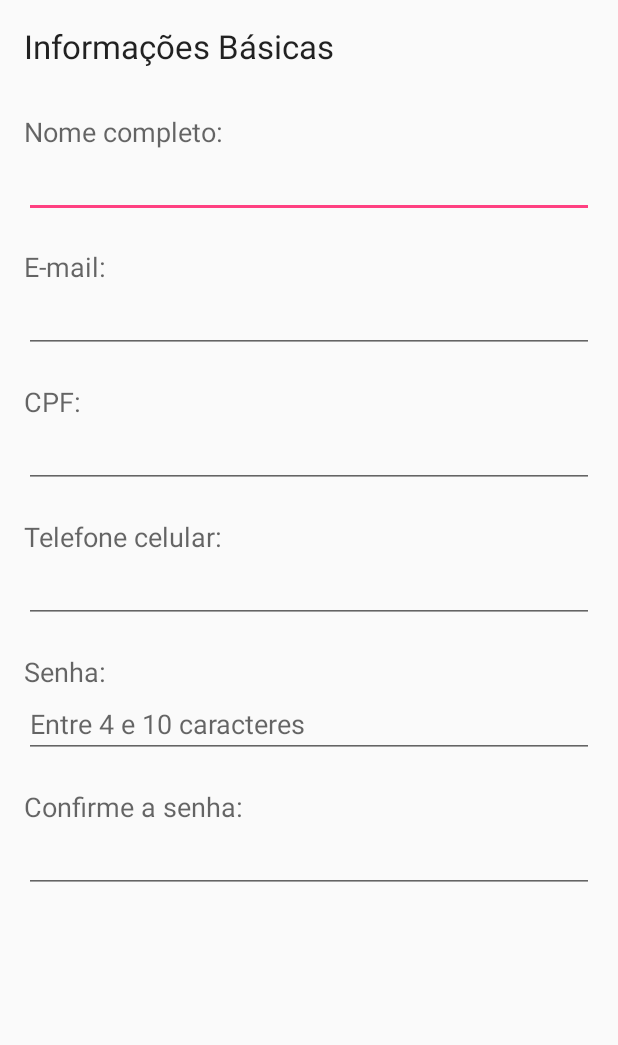
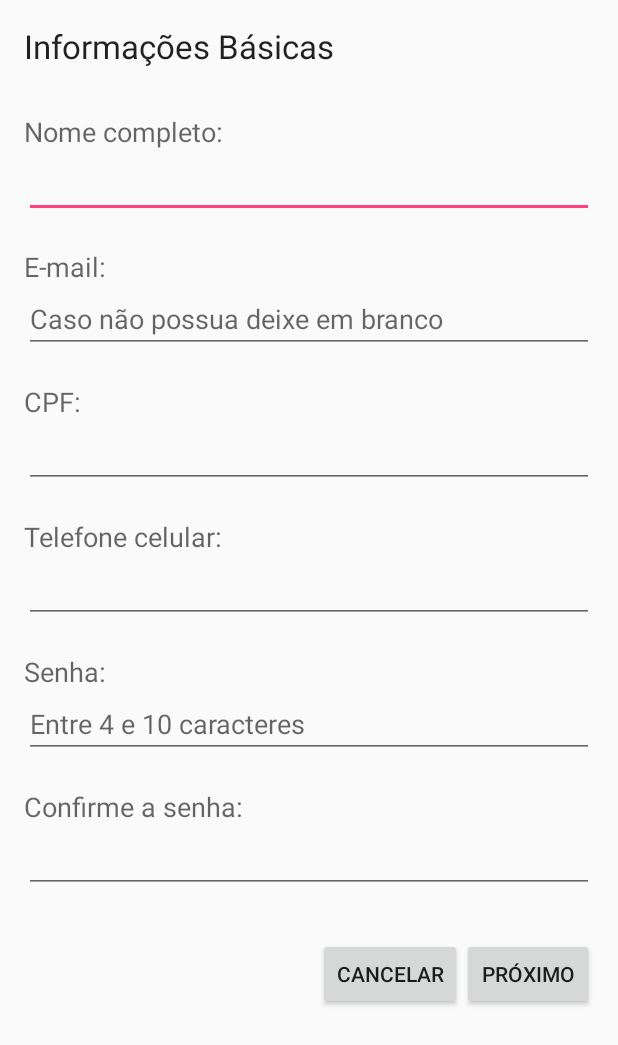
Before and after one commit to arthurguilher/QRCodeMarket, an Android app: the layout activity_cadastro.xml on its own in the app's theme, with its tools: preview values and no code run, on a phone screen of 412 x 824 dp. Shown: the top 1045 px of the screen. Run offline under Robolectric (Android 15) with nearby library versions, the phone set to English and light mode, and no system bars.

Commit message:
Tela de cadastro básico concluída

```diff
--- a/app/src/main/AndroidManifest.xml
+++ b/app/src/main/AndroidManifest.xml
@@ -24,6 +24,8 @@
         </activity>
         <activity android:name=".CadastroActivity" >
         </activity>
+        <activity android:name=".CadastroEndereco" >
+        </activity>
     </application>
 
 </manifest>
--- a/app/src/main/res/layout/activity_cadastro.xml
+++ b/app/src/main/res/layout/activity_cadastro.xml
@@ -55,6 +55,7 @@
             android:id="@+id/campoEmail"
             android:layout_width="match_parent"
             android:layout_height="wrap_content"
+            android:hint="Caso não possua deixe em branco"
             android:inputType="textEmailAddress"
             android:maxLines="1"
             android:singleLine="true" />
@@ -103,10 +104,10 @@
             android:id="@+id/campoSenha"
             android:layout_width="match_parent"
             android:layout_height="wrap_content"
+            android:hint="Entre 4 e 10 caracteres"
             android:inputType="textPassword"
             android:maxLines="1"
-            android:singleLine="true"
-            android:hint="Entre 4 e 10 caracteres"/>
+            android:singleLine="true" />
 
         <TextView
             android:id="@+id/textSenha2"
@@ -124,5 +125,26 @@
             android:maxLines="1"
             android:singleLine="true" />
 
+        <TableRow
+            android:layout_width="wrap_content"
+            android:layout_height="wrap_content"
+            android:layout_marginTop="30dp"
+            android:layout_gravity="right">
+
+            <Button
+                android:id="@+id/botaoCancelar"
+                android:layout_width="wrap_content"
+                android:layout_height="wrap_content"
+                android:layout_gravity="left"
+                android:text="Cancelar"
+                />
+
+            <Button
+                android:id="@+id/botaoProximo"
+                android:layout_width="wrap_content"
+                android:layout_height="wrap_content"
+                android:layout_gravity="right"
+                android:text="Próximo" />
+        </TableRow>
     </LinearLayout>
 </LinearLayout>
```
Also changed, not shown: app/src/main/java/com/example/arthur/qrcodemarket/CadastroActivity.java (+91 -3 lines), app/src/main/java/com/example/arthur/qrcodemarket/CadastroEndereco.java (added, +14 -0 lines), app/src/main/java/com/example/arthur/qrcodemarket/LoginActivity.java (+6 -6 lines), app/src/main/res/layout/activity_cadastro_endereco.xml (added, +10 -0 lines), app/src/main/res/layout/activity_login.xml (+8 -4 lines).
